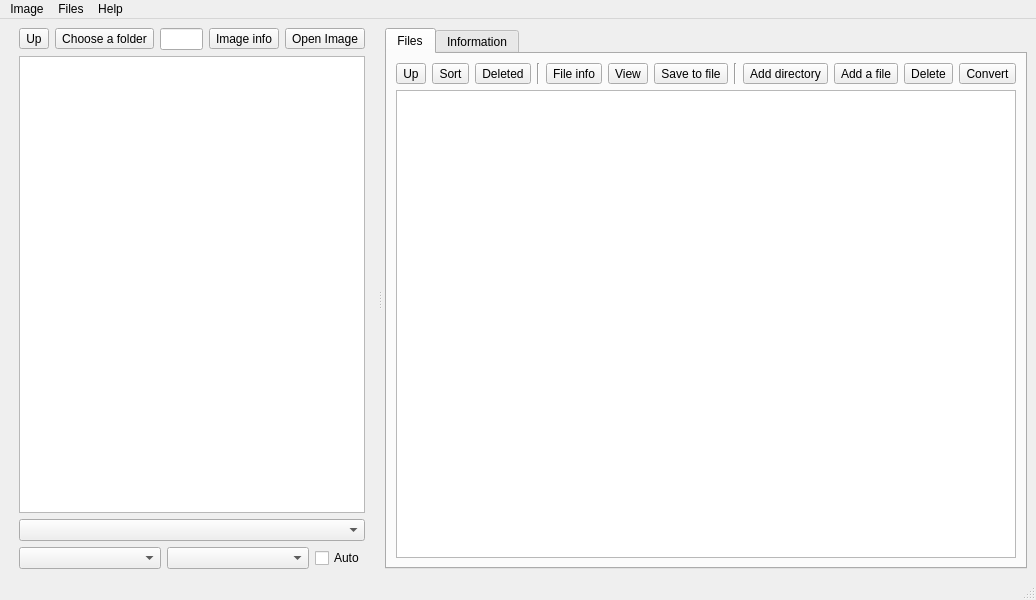
First picture: the form in src/mainwindow.ui, repository Ptr314/dsk_commander, before the edit.
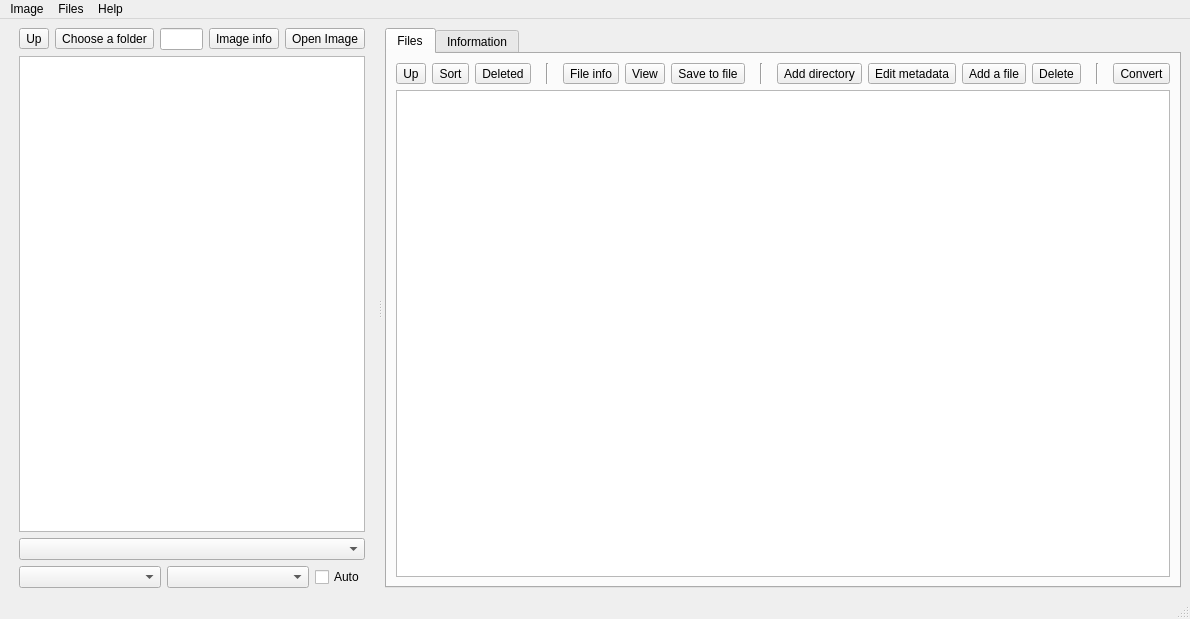
Second picture: the form after the edit. Icons and pictures are not drawn.

```diff
--- a/src/mainwindow.ui
+++ b/src/mainwindow.ui
@@ -6,8 +6,8 @@
    <rect>
     <x>0</x>
     <y>0</y>
-    <width>1036</width>
-    <height>600</height>
+    <width>1190</width>
+    <height>619</height>
    </rect>
   </property>
   <property name="windowTitle">
@@ -29,6 +29,9 @@
       </property>
       <widget class="QWidget" name="verticalLayoutWidget">
        <layout class="QVBoxLayout" name="verticalLayout">
+        <property name="sizeConstraint">
+         <enum>QLayout::SizeConstraint::SetDefaultConstraint</enum>
+        </property>
         <item>
          <layout class="QHBoxLayout" name="horizontalLayout_2">
           <property name="sizeConstraint">
@@ -306,6 +309,12 @@
                 </item>
                 <item>
                  <widget class="Line" name="line">
+                  <property name="minimumSize">
+                   <size>
+                    <width>20</width>
+                    <height>0</height>
+                   </size>
+                  </property>
                   <property name="orientation">
                    <enum>Qt::Orientation::Vertical</enum>
                   </property>
@@ -373,6 +382,12 @@
                 </item>
                 <item>
                  <widget class="Line" name="line_2">
+                  <property name="minimumSize">
+                   <size>
+                    <width>20</width>
+                    <height>0</height>
+                   </size>
+                  </property>
                   <property name="orientation">
                    <enum>Qt::Orientation::Vertical</enum>
                   </property>
@@ -398,6 +413,26 @@
                   </property>
                  </widget>
                 </item>
+                <item>
+                 <widget class="QToolButton" name="renameFileBtn">
+                  <property name="toolTip">
+                   <string>Rename &amp; Edit metadata</string>
+                  </property>
+                  <property name="text">
+                   <string>Edit metadata</string>
+                  </property>
+                  <property name="icon">
+                   <iconset resource="resources.qrc">
+                    <normaloff>:/icons/rename</normaloff>:/icons/rename</iconset>
+                  </property>
+                  <property name="iconSize">
+                   <size>
+                    <width>24</width>
+                    <height>24</height>
+                   </size>
+                  </property>
+                 </widget>
+                </item>
                 <item>
                  <widget class="QToolButton" name="addFileBtn">
                   <property name="enabled">
@@ -448,12 +483,25 @@
                   </property>
                   <property name="sizeHint" stdset="0">
                    <size>
-                    <width>40</width>
+                    <width>0</width>
                     <height>20</height>
                    </size>
                   </property>
                  </spacer>
                 </item>
+                <item>
+                 <widget class="Line" name="line_3">
+                  <property name="minimumSize">
+                   <size>
+                    <width>20</width>
+                    <height>0</height>
+                   </size>
+                  </property>
+                  <property name="orientation">
+                   <enum>Qt::Orientation::Vertical</enum>
+                  </property>
+                 </widget>
+                </item>
                 <item>
                  <widget class="QToolButton" name="convertButton">
                   <property name="minimumSize">
@@ -538,7 +586,7 @@
     <rect>
      <x>0</x>
      <y>0</y>
-     <width>1036</width>
+     <width>1190</width>
      <height>21</height>
     </rect>
    </property>
```
Left out of the diff: 28 changed lines with no effect on the pictures.
